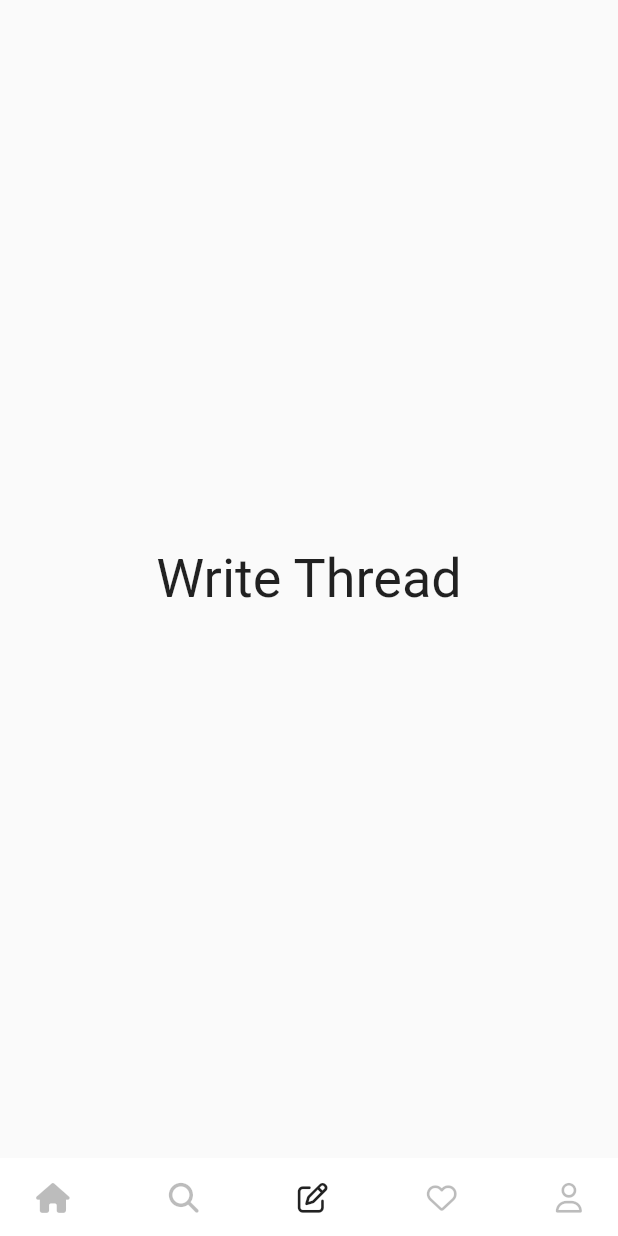
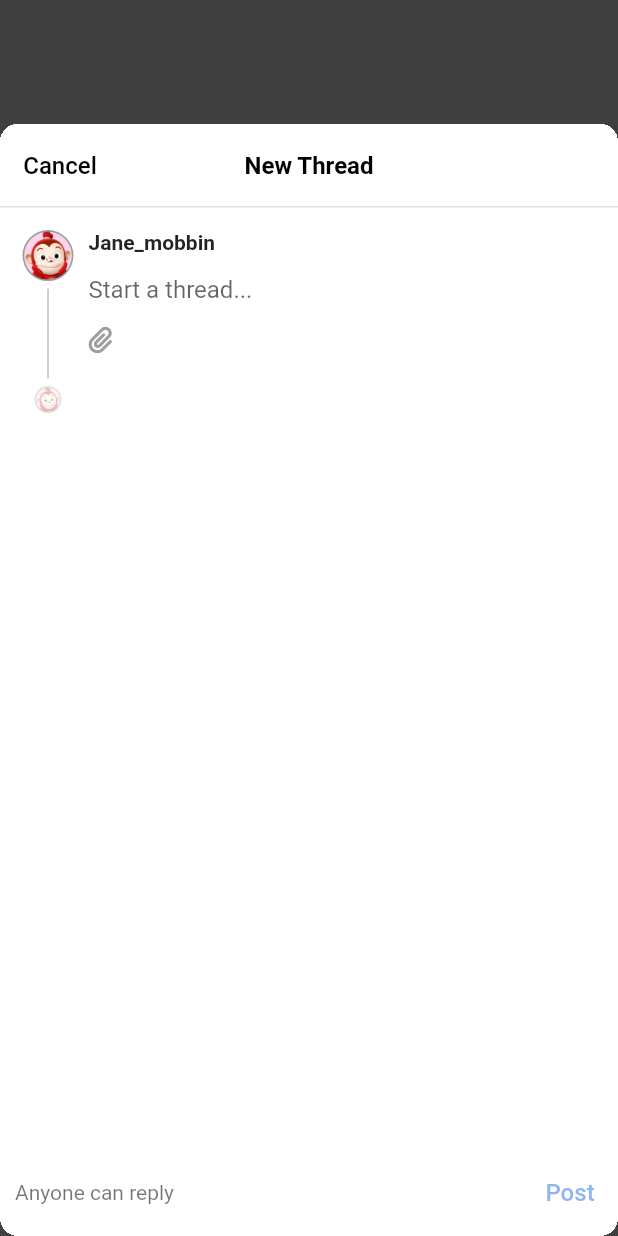
Before and after one commit to rigood/flutter-study, a Flutter app: the screen it shows after launch, item 3 of the bottom bar chosen, on a phone screen of 412 x 824 dp. Run offline on Flutter 3.47's test engine with Material 2 defaults, Android fonts, the light colour scheme and no system bars; our stand-ins replace font_awesome_flutter.

Commit message:
20230831 code challenge (Write Screen)

```diff
--- a/threads/lib/screens/home_screen.dart
+++ b/threads/lib/screens/home_screen.dart
@@ -2,6 +2,7 @@ import 'package:flutter/material.dart';
 import 'package:font_awesome_flutter/font_awesome_flutter.dart';
 import 'package:threads/constants/sizes.dart';
 import 'package:threads/screens/post_screen.dart';
+import 'package:threads/screens/write_screen.dart';
 import 'package:threads/widgets/nav_tab.dart';
 
 class HomeScreen extends StatefulWidget {
@@ -23,10 +24,20 @@ class _HomeScreenState extends State<HomeScreen> {
   final screens = [
     PostScreen(),
     const Placeholder(text: "Search"),
-    const Placeholder(text: "Write Thread"),
+    PostScreen(),
     const Placeholder(text: "Notifications"),
     const Placeholder(text: "Profile"),
   ];
+
+  void _onWriteTap() {
+    showModalBottomSheet(
+      context: context,
+      builder: (context) => const WriteScreen(),
+      backgroundColor: Colors.transparent,
+      barrierColor: Colors.black.withOpacity(0.75),
+      isScrollControlled: true,
+    );
+  }
 
   @override
   Widget build(BuildContext context) {
@@ -55,7 +66,7 @@ class _HomeScreenState extends State<HomeScreen> {
                   NavTab(
                     icon: FontAwesomeIcons.penToSquare,
                     isSelected: _selectedIndex == 2,
-                    onTap: () => _onTap(2),
+                    onTap: _onWriteTap,
                   ),
                   NavTab(
                     icon: FontAwesomeIcons.heart,
--- /dev/null
+++ b/threads/lib/screens/write_screen.dart
@@ -0,0 +1,213 @@
+import 'package:flutter/material.dart';
+import 'package:threads/constants/gaps.dart';
+import 'package:font_awesome_flutter/font_awesome_flutter.dart';
+
+class WriteScreen extends StatefulWidget {
+  const WriteScreen({super.key});
+
+  @override
+  State<WriteScreen> createState() => _WriteScreenState();
+}
+
+class _WriteScreenState extends State<WriteScreen> {
+  String _thread = "";
+
+  final TextEditingController _threadController = TextEditingController();
+
+  @override
+  void initState() {
+    super.initState();
+
+    _threadController.addListener(() {
+      setState(() {
+        _thread = _threadController.text;
+      });
+    });
+  }
+
+  @override
+  void dispose() {
+    _threadController.dispose();
+    super.dispose();
+  }
+
+  void _closeKeyboard() {
+    FocusScope.of(context).unfocus();
+  }
+
+  void _onCancelPressed() {
+    Navigator.of(context).pop();
+  }
+
+  @override
+  Widget build(BuildContext context) {
+    final size = MediaQuery.of(context).size;
+
+    return Container(
+      height: MediaQuery.of(context).size.height * 0.9,
+      clipBehavior: Clip.hardEdge,
+      decoration: BoxDecoration(
+        borderRadius: BorderRadius.circular(12),
+      ),
+      child: Scaffold(
+        backgroundColor: Colors.white,
+        appBar: AppBar(
+          backgroundColor: Colors.white,
+          elevation: 0,
+          leading: GestureDetector(
+            onTap: _onCancelPressed,
+            child: const Align(
+              alignment: Alignment.center,
+              child: Text(
+                "Cancel",
+                style: TextStyle(
+                  color: Colors.black,
+                  fontWeight: FontWeight.w500,
+                  fontSize: 16,
+                ),
+              ),
+            ),
+          ),
+          leadingWidth: 80,
+          centerTitle: true,
+          title: const Text(
+            "New Thread",
+            style: TextStyle(
+              color: Colors.black,
+              fontWeight: FontWeight.bold,
+              fontSize: 16,
+            ),
+          ),
+          shape: Border(
+            bottom: BorderSide(
+              color: Colors.grey.shade300,
+              width: 1,
+            ),
+          ),
+        ),
+        body: Stack(
+          children: [
+            GestureDetector(
+              onTap: _closeKeyboard,
+              child: Padding(
+                padding: const EdgeInsets.only(
+                  top: 15,
+                  left: 15,
+                  right: 15,
+                  bottom: 70,
+                ),
+                child: Row(
+                  children: [
+                    const Column(
+                      children: [
+                        CircleAvatar(
+                          radius: 17,
+                          backgroundColor: Colors.grey,
+                          child: CircleAvatar(
+                            radius: 16,
+                            backgroundImage:
+                                AssetImage("assets/images/cocomong.jpg"),
+                          ),
+                        ),
+                        Gaps.v5,
+                        SizedBox(
+                          height: 60,
+                          child: VerticalDivider(
+                            color: Colors.grey,
+                          ),
+                        ),
+                        Gaps.v5,
+                        Opacity(
+                          opacity: 0.3,
+                          child: CircleAvatar(
+                            radius: 9,
+                            backgroundColor: Colors.grey,
+                            child: CircleAvatar(
+                              radius: 8,
+                              backgroundImage:
+                                  AssetImage("assets/images/cocomong.jpg"),
+                            ),
+                          ),
+                        ),
+                      ],
+                    ),
+                    Gaps.h10,
+                    Column(
+                      crossAxisAlignment: CrossAxisAlignment.start,
+                      children: [
+                        const Text(
+                          "Jane_mobbin",
+                          style: TextStyle(
+                            fontWeight: FontWeight.bold,
+                          ),
+                        ),
+                        SizedBox(
+                          width: 200,
+                          child: TextField(
+                            minLines: null,
+                            maxLines: null,
+                            controller: _threadController,
+                            decoration: const InputDecoration(
+                              hintText: "Start a thread...",
+                              border: InputBorder.none,
+                            ),
+                          ),
+                        ),
+                        const FaIcon(
+                          FontAwesomeIcons.paperclip,
+                          color: Colors.grey,
+                          size: 18,
+                        ),
+                      ],
+                    ),
+                  ],
+                ),
+              ),
+            ),
+            Positioned(
+              bottom: 0,
+              width: size.width,
+              child: BottomAppBar(
+                  elevation: 0,
+                  child: Padding(
+                    padding: const EdgeInsets.symmetric(
+                      vertical: 5,
+                    ),
+                    child: Row(
+                      children: [
+                        const Expanded(
+                          child: Padding(
+                            padding: EdgeInsets.only(left: 10),
+                            child: Text(
+                              "Anyone can reply",
+                              style: TextStyle(
+                                fontSize: 14,
+                                color: Colors.black54,
+                              ),
+                            ),
+                          ),
+                        ),
+                        TextButton(
+                          onPressed: () {},
+                          child: AnimatedOpacity(
+                            opacity: _thread.isEmpty ? 0.5 : 1,
+                            duration: const Duration(milliseconds: 300),
+                            child: const Text(
+                              "Post",
+                              style: TextStyle(
+                                color: Color(0xff1D6EEA),
+                                fontSize: 16,
+                              ),
+                            ),
+                          ),
+                        )
+                      ],
+                    ),
+                  )),
+            ),
+          ],
+        ),
+      ),
+    );
+  }
+}
```
Also changed, not shown: 3 other files.
